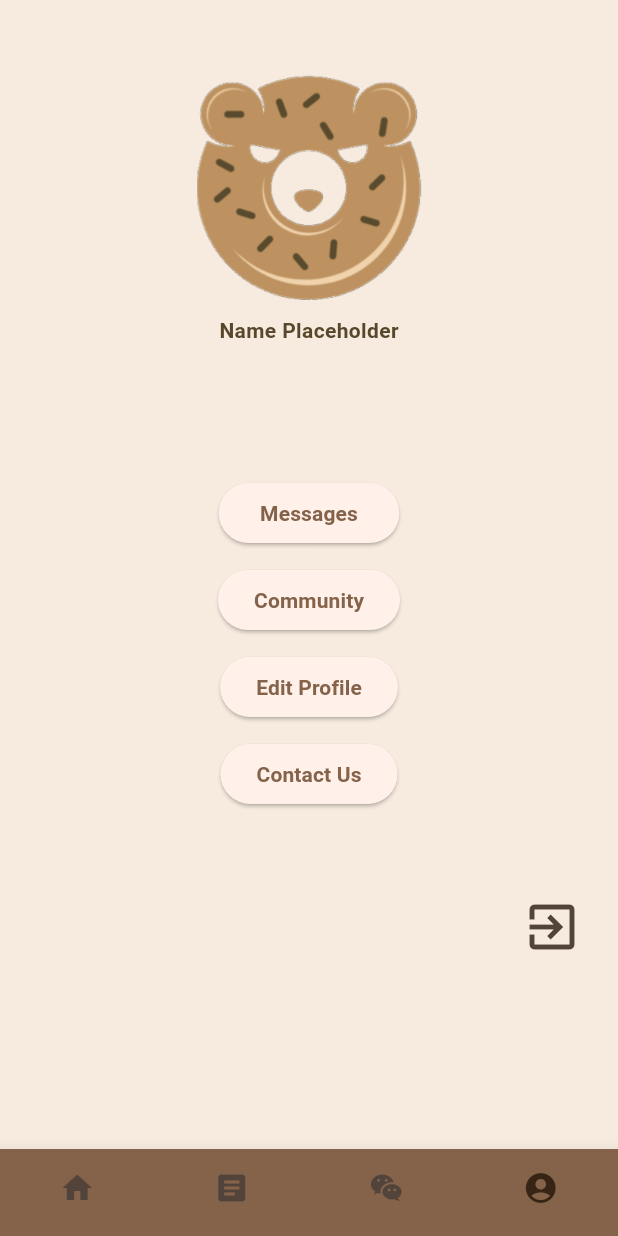
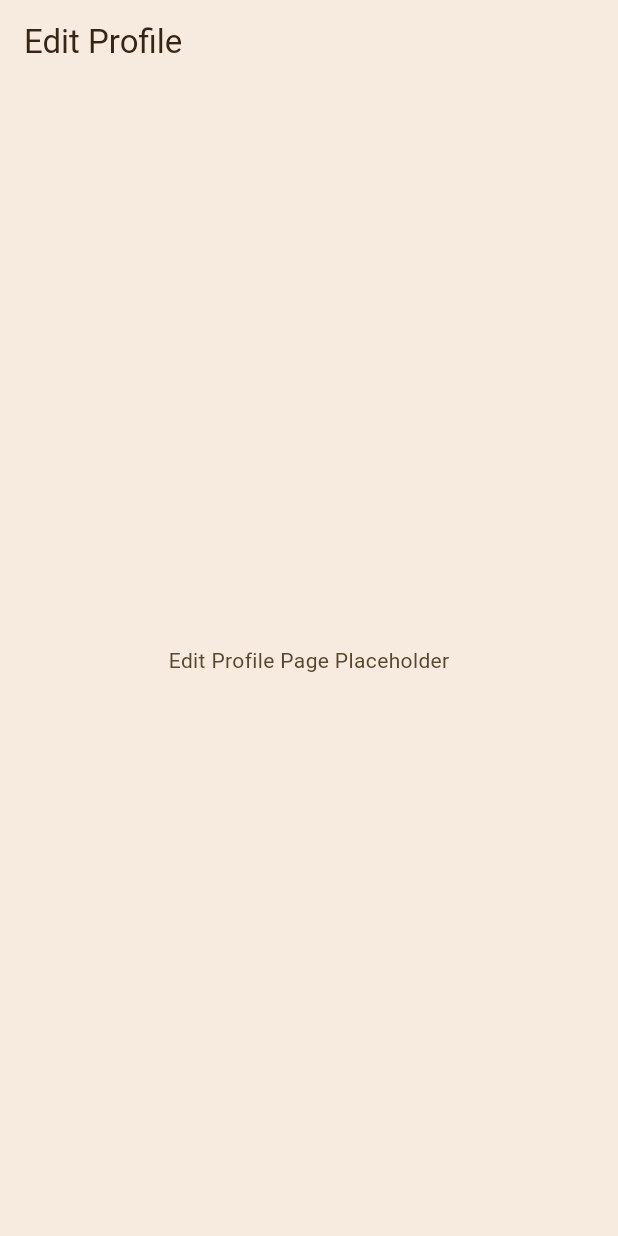
Before and after one commit to LilliAP/Customer_Engagement_Mobile_App, a Flutter app: the screen it shows once a user with an empty profile is signed in, item 4 of the bottom bar chosen, after a tap on "Edit Profile", on a phone screen of 412 x 824 dp. Run offline on Flutter 3.47's test engine with Material 3 defaults, Android fonts, the light colour scheme and no system bars; our stand-ins replace firebase_auth, firebase_core, firebase_messaging, google_fonts; accounts and stored records are empty.

Commit message:
NEW: Added Edit Profile Placeholder

```diff
--- a/lib/main.dart
+++ b/lib/main.dart
@@ -4,6 +4,7 @@ import 'package:flutter/material.dart';
 import 'package:se330_project_2/screens/account_screen.dart';
 import 'package:se330_project_2/screens/auth_wrapper.dart';
 import 'package:se330_project_2/screens/blog_screen.dart';
+import 'package:se330_project_2/screens/edit_profile_screen.dart';
 import 'package:se330_project_2/screens/home_screen.dart';
 import 'package:se330_project_2/screens/login_screen.dart';
 import 'package:se330_project_2/screens/messages_screen.dart';
@@ -37,6 +38,7 @@ class MyApp extends StatelessWidget {
         '/blog': (context) => const BlogScreen(),
         '/messages': (context) => const MessagesScreen(),
         '/account': (context) => const AccountScreen(),
+        '/editProfile': (context) => const EditProfileScreen(),
       },
     );
   }
--- /dev/null
+++ b/lib/screens/edit_profile_screen.dart
@@ -0,0 +1,17 @@
+// TODO: Implement Edit Profile Page
+
+import 'package:flutter/material.dart';
+
+class EditProfileScreen extends StatelessWidget {
+  const EditProfileScreen({super.key});
+
+  @override
+  Widget build(BuildContext context) {
+    return Scaffold(
+      appBar: AppBar(title: const Text('Edit Profile')),
+      body: const Center(
+        child: Text('Edit Profile Page Placeholder'),
+      ),
+    );
+  }
+}
--- a/lib/screens/user_account_partial.dart
+++ b/lib/screens/user_account_partial.dart
@@ -57,7 +57,7 @@ class UserAccountPartial extends StatelessWidget {
             const SizedBox(height: 10.0),
             ElevatedButton(
               onPressed: () async {
-                  //Navigator.pushReplacementNamed(context, '/editProfile');
+                  Navigator.pushReplacementNamed(context, '/editProfile');
               },
               child: const Text(
                 'Edit Profile',
```
